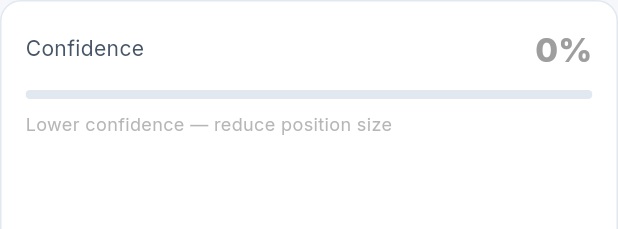
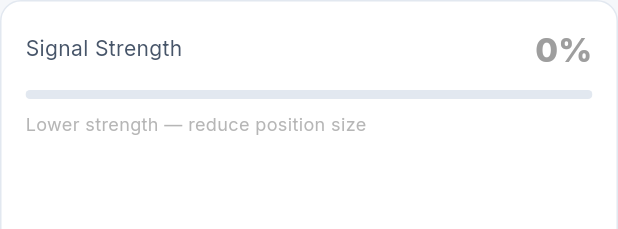
Before and after one commit to Anandhugithub1/trade-signals, a Flutter app: the _ConfidenceCard widget shown alone on an empty page, opened directly with empty values, on a phone screen of 412 x 824 dp. Shown: the top 229 px of the screen. Run offline on Flutter 3.47's test engine with Material 3 defaults, Android fonts, the phone set to English and light mode, and no system bars; our stand-ins replace firebase_core, firebase_messaging, flutter_local_notifications, google_fonts, shared_preferences, supabase_flutter; accounts and stored records are empty; network calls fail.

Commit message:
rework algo: ADX regime filter + momentum voting, 1h timeframe, 3.5% target with 1:1.5 RR floor, MACD merge, sentiment down-weight, rename confidence to signal strength

```diff
--- a/app/lib/screens/home_screen.dart
+++ b/app/lib/screens/home_screen.dart
@@ -633,7 +633,7 @@ class _FeaturedCard extends StatelessWidget {
                       letterSpacing: -0.5,
                     ),
                   ),
-                  Text('confidence', style: TextStyle(color: c.t3, fontSize: 11)),
+                  Text('strength', style: TextStyle(color: c.t3, fontSize: 11)),
                 ],
               ),
             ],
--- a/app/lib/screens/signal_detail_screen.dart
+++ b/app/lib/screens/signal_detail_screen.dart
@@ -175,7 +175,7 @@ class _ConfidenceCard extends StatelessWidget {
           Row(
             mainAxisAlignment: MainAxisAlignment.spaceBetween,
             children: [
-              Text('Confidence', style: TextStyle(color: c.t2, fontSize: 14)),
+              Text('Signal Strength', style: TextStyle(color: c.t2, fontSize: 14)),
               Text('${signal.confidence}%',
                   style: TextStyle(
                       color: dirColor,
@@ -196,10 +196,10 @@ class _ConfidenceCard extends StatelessWidget {
           const SizedBox(height: 8),
           Text(
             signal.confidence >= 80
-                ? 'High confidence — strong setup'
+                ? 'High strength — strong setup'
                 : signal.confidence >= 65
-                    ? 'Moderate confidence — trade with care'
-                    : 'Lower confidence — reduce position size',
+                    ? 'Moderate strength — trade with care'
+                    : 'Lower strength — reduce position size',
             style:
                 TextStyle(color: dirColor.withValues(alpha: 0.75), fontSize: 12),
           ),
--- a/app/lib/services/push_notification_service.dart
+++ b/app/lib/services/push_notification_service.dart
@@ -77,7 +77,7 @@ class PushNotificationService {
   static Future<void> _saveToken(String token) async {
     final platform = kIsWeb ? 'web' : (Platform.isIOS ? 'ios' : 'android');
     try {
-      final res = await _db.from('notification_tokens').upsert(
+      await _db.from('notification_tokens').upsert(
         {'device_token': token, 'platform': platform, 'is_enabled': true},
         onConflict: 'device_token',
       );
```
Also changed, not shown: 1 other file.
